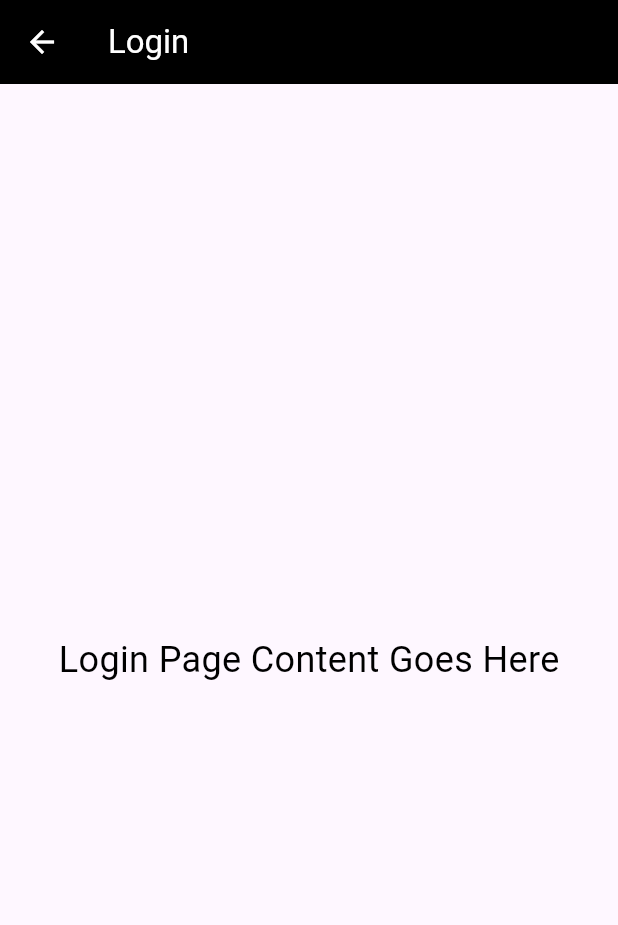
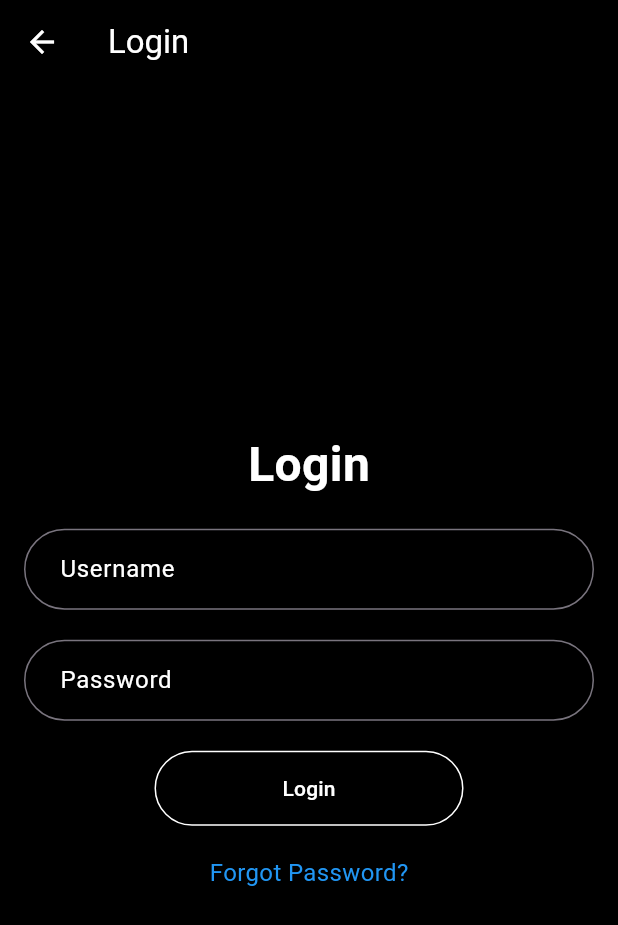
Before and after one commit to nishant0820/Adhikaar, a Flutter app: the LoginPage screen opened directly, on a phone screen of 412 x 824 dp. Shown: the top 925 px of the screen. Run offline on Flutter 3.47's test engine with Material 3 defaults, Android fonts, the phone set to English and light mode, and no system bars; our stand-ins replace flutter_tts, image_picker, shared_preferences; accounts and stored records are empty.

Commit message:
Update LoginPage.dart

```diff
--- a/lib/LoginPage.dart
+++ b/lib/LoginPage.dart
@@ -4,6 +4,7 @@ class LoginPage extends StatelessWidget {
   @override
   Widget build(BuildContext context) {
     return Scaffold(
+      backgroundColor: Colors.black, // Set background color to black
       appBar: AppBar(
         title: Text(
           'Login',
@@ -12,12 +13,75 @@ class LoginPage extends StatelessWidget {
         backgroundColor: Colors.black, // Background color of the AppBar
         iconTheme: IconThemeData(color: Colors.white), // Set the back button color to white
       ),
-      body: Center(
-        child: Text(
-          'Login Page Content Goes Here',
-          style: TextStyle(fontSize: 24, color: Colors.black), // Set the content text color to white
+      body: Padding(
+        padding: const EdgeInsets.all(16.0), // Padding around the content
+        child: Center(
+          child: Column(
+            mainAxisAlignment: MainAxisAlignment.center,
+            children: [
+              Text(
+                'Login',
+                style: TextStyle(
+                  fontSize: 32,
+                  fontWeight: FontWeight.bold,
+                  color: Colors.white, // Set the text color to white
+                ),
+              ),
+              SizedBox(height: 20),
+              _buildTextField('Username'),
+              SizedBox(height: 20),
+              _buildTextField('Password', obscureText: true),
+              SizedBox(height: 20),
+              SizedBox(
+                width: MediaQuery.of(context).size.width * 0.5, // Set width to 80% of screen width
+                child: ElevatedButton(
+                  onPressed: () {
+                    // Add your login logic here
+                  },
+                  child: Text('Login'),
+                  style: ElevatedButton.styleFrom(
+                    foregroundColor: Colors.white, backgroundColor: Colors.black, // Text color of the button
+                    padding: EdgeInsets.symmetric(vertical: 15), // Adjust vertical padding as needed
+                    shape: RoundedRectangleBorder(
+                      borderRadius: BorderRadius.circular(30),
+                      side: BorderSide(color: Colors.white), // Border color of the button
+                    ),
+                  ),
+                ),
+              ),
+              SizedBox(height: 20),
+              Text(
+                'Forgot Password?',
+                style: TextStyle(
+                  color: Colors.blue, // Keep the forgot password text color as blue
+                  fontSize: 16,
+                ),
+              ),
+            ],
+          ),
         ),
       ),
     );
   }
+
+  // Helper method to build a text field
+  Widget _buildTextField(String hint, {bool obscureText = false}) {
+    return TextField(
+      obscureText: obscureText,
+      decoration: InputDecoration(
+        hintText: hint,
+        hintStyle: TextStyle(color: Colors.white), // Set hint text color to white
+        border: OutlineInputBorder(
+          borderSide: BorderSide(color: Colors.white), // Set the border color to white
+          borderRadius: BorderRadius.circular(30),
+        ),
+        focusedBorder: OutlineInputBorder(
+          borderSide: BorderSide(color: Colors.white), // Set the border color to white when focused
+          borderRadius: BorderRadius.circular(30),
+        ),
+        contentPadding: EdgeInsets.symmetric(horizontal: 20, vertical: 15),
+      ),
+      style: TextStyle(color: Colors.white), // Set the text color to white
+    );
+  }
 }
```
